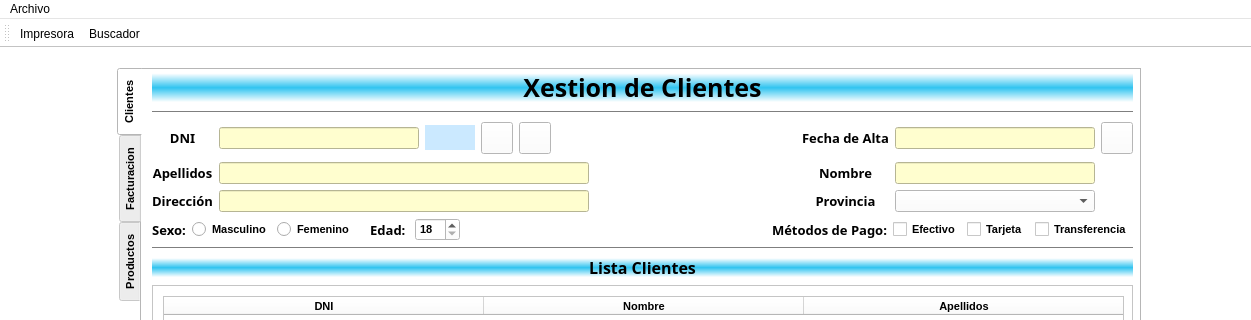
The window that venPrincipal.ui (YukiTheThicc/BARREIROCHAPELA) describes before a commit, drawn with Qt 5; both pictures show x 0 to 1251 and y 0 to 320 of the 1251 by 888 pixel window.
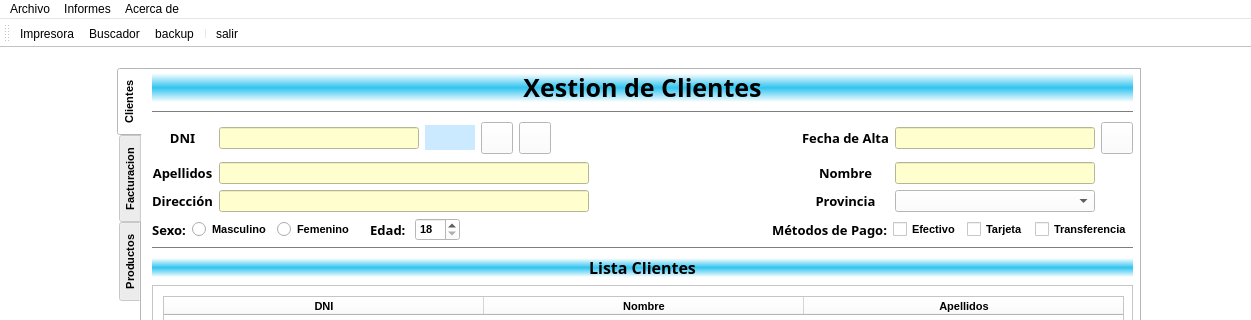
The same window after the commit. Icons and pictures are not drawn.

Diff of the .ui file:
```diff
--- a/venPrincipal.ui
+++ b/venPrincipal.ui
@@ -2367,7 +2367,20 @@
     </property>
     <addaction name="actionSalir"/>
    </widget>
+   <widget class="QMenu" name="menuAcerca_de">
+    <property name="title">
+     <string>Acerca de</string>
+    </property>
+   </widget>
+   <widget class="QMenu" name="menuInformes">
+    <property name="title">
+     <string>Informes</string>
+    </property>
+    <addaction name="actionInforme_de_Clientes"/>
+   </widget>
    <addaction name="menuArchivo"/>
+   <addaction name="menuInformes"/>
+   <addaction name="menuAcerca_de"/>
   </widget>
   <widget class="QStatusBar" name="statusbar"/>
   <widget class="QToolBar" name="toolBar">
@@ -2382,6 +2395,9 @@
    </attribute>
    <addaction name="actionImpresora"/>
    <addaction name="actionBuscador"/>
+   <addaction name="actionbackup"/>
+   <addaction name="separator"/>
+   <addaction name="actionsalir"/>
   </widget>
   <action name="actionSalir">
    <property name="text">
@@ -2412,6 +2428,29 @@
     <string>Buscador</string>
    </property>
   </action>
+  <action name="actionbackup">
+   <property name="icon">
+    <iconset resource="res/toolbar_backup.qrc">
+     <normaloff>:/icono/img/backup.png</normaloff>:/icono/img/backup.png</iconset>
+   </property>
+   <property name="text">
+    <string>backup</string>
+   </property>
+  </action>
+  <action name="actionsalir">
+   <property name="icon">
+    <iconset resource="res/toolbar_salir.qrc">
+     <normaloff>:/icono/img/salir.png</normaloff>:/icono/img/salir.png</iconset>
+   </property>
+   <property name="text">
+    <string>salir</string>
+   </property>
+  </action>
+  <action name="actionInforme_de_Clientes">
+   <property name="text">
+    <string>Informe de Clientes</string>
+   </property>
+  </action>
  </widget>
  <resources>
   <include location="res/toolbar_buscador.qrc"/>
```
Left out of the diff: 4 changed lines with no effect on the pictures.
